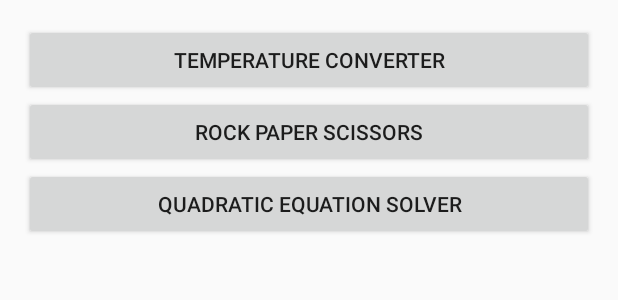
After one commit to DanielBrMz/TC2007B, an Android app built with Jetpack Compose: the layout activity_feature_selection.xml on its own in the app's theme, with its tools: preview values and no code run, on a phone screen of 412 x 824 dp. The commit adds this screen. Shown: the top 300 px of the screen. Run offline under Robolectric (Android 15) with nearby library versions, the phone set to English and light mode, and no system bars.

```diff
--- a/UI_Development/app/src/main/AndroidManifest.xml
+++ b/UI_Development/app/src/main/AndroidManifest.xml
@@ -12,6 +12,7 @@
         android:supportsRtl="true"
         android:theme="@style/Theme.UI_Development"
         tools:targetApi="31">
+
         <activity
             android:name=".MainActivity"
             android:exported="true"
@@ -19,10 +20,14 @@
             android:theme="@style/Theme.UI_Development">
             <intent-filter>
                 <action android:name="android.intent.action.MAIN" />
-
                 <category android:name="android.intent.category.LAUNCHER" />
             </intent-filter>
         </activity>
+
+        <activity
+            android:name=".FeatureSelectionActivity"
+            android:exported="false"
+            android:theme="@style/Theme.AppCompat.Light.DarkActionBar" />
     </application>
 
 </manifest>
--- /dev/null
+++ b/UI_Development/app/src/main/res/layout/activity_feature_selection.xml
@@ -0,0 +1,27 @@
+<?xml version="1.0" encoding="utf-8"?>
+<LinearLayout
+    xmlns:android="http://schemas.android.com/apk/res/android"
+    android:layout_width="match_parent"
+    android:layout_height="match_parent"
+    android:orientation="vertical"
+    android:padding="16dp">
+
+    <Button
+        android:id="@+id/btnTemperatureConverter"
+        android:layout_width="match_parent"
+        android:layout_height="wrap_content"
+        android:text="Temperature Converter" />
+
+    <Button
+        android:id="@+id/btnRockPaperScissors"
+        android:layout_width="match_parent"
+        android:layout_height="wrap_content"
+        android:text="Rock Paper Scissors" />
+
+    <Button
+        android:id="@+id/btnQuadraticEquation"
+        android:layout_width="match_parent"
+        android:layout_height="wrap_content"
+        android:text="Quadratic Equation Solver" />
+
+</LinearLayout>
--- a/UI_Development/app/src/main/res/values/themes.xml
+++ b/UI_Development/app/src/main/res/values/themes.xml
@@ -1,5 +1,7 @@
 <?xml version="1.0" encoding="utf-8"?>
 <resources>
 
-    <style name="Theme.UI_Development" parent="android:Theme.Material.Light.NoActionBar" />
+    <style name="Theme.UI_Development" parent="Theme.AppCompat.Light.NoActionBar">
+        <!-- Customize your theme here if needed -->
+    </style>
 </resources>
```
